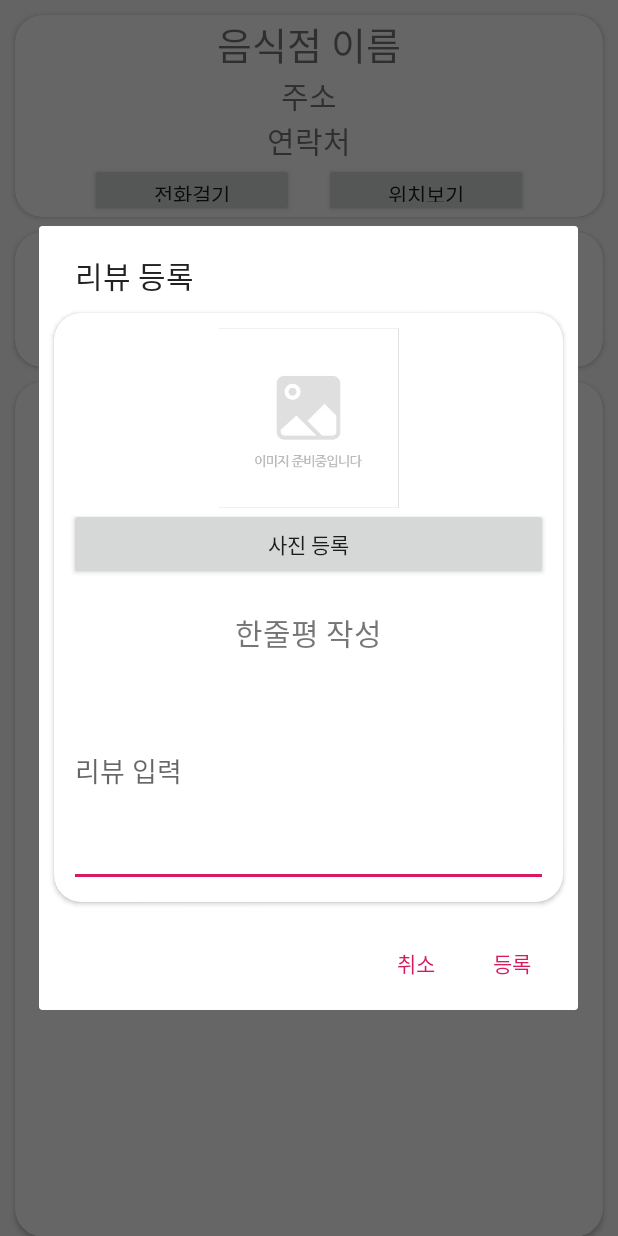
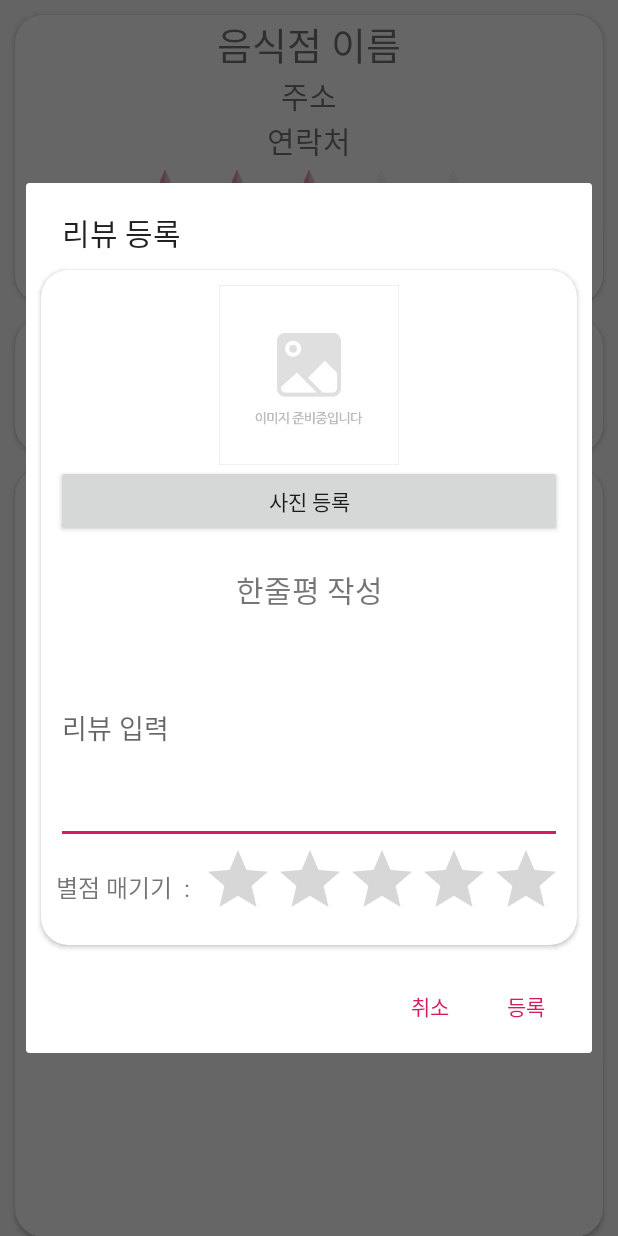
Before and after one commit to Drillsh/project_WhatToEat, an Android app: the RestaurantActivity screen opened directly, with no data from a screen before it, after a tap on "등록", on a phone screen of 412 x 824 dp. Run offline under Robolectric (Android 15) with nearby library versions, the phone set to English and light mode, and no system bars.

Commit message:
-수정사항 by.kss 20200805
메인화면 검색기능 추가, 리뷰화면 RatingBar 추가

```diff
--- a/app/src/main/AndroidManifest.xml
+++ b/app/src/main/AndroidManifest.xml
@@ -16,7 +16,8 @@
         android:supportsRtl="true"
         android:theme="@style/AppTheme"
         android:usesCleartextTraffic="true">
-        <activity android:name=".activity.RestaurantActivity"></activity>
+        <activity android:name=".activity.WebSearchActivity"></activity>
+        <activity android:name=".activity.RestaurantActivity" />
 
         <meta-data
             android:name="com.kakao.sdk.AppKey"
--- a/app/src/main/java/kr/or/mrhi/android/whattoeat_project/activity/RestaurantActivity.java
+++ b/app/src/main/java/kr/or/mrhi/android/whattoeat_project/activity/RestaurantActivity.java
@@ -13,6 +13,7 @@ import android.widget.Button;
 import android.widget.EditText;
 import android.widget.Gallery;
 import android.widget.ImageView;
+import android.widget.RatingBar;
 import android.widget.TextView;
 
 import java.util.ArrayList;
@@ -26,14 +27,15 @@ import kr.or.mrhi.android.whattoeat_project.model.RestaurantData;
 public class RestaurantActivity extends AppCompatActivity implements View.OnClickListener{
     private TextView tvRestName, tvRestAdress, tvRestContact;
     private Button btnRestCall, btnRestLocation, btnAddComment;
+    private RatingBar rbTotal;
     private Gallery gallery;
     private RecyclerView restaurantList;
     private RestaurantListAdapter restaurantListAdapter;
     private RestaurantGalleryAdapter restaurantGalleryAdapter;
     private RestaurantData restaurantData;
 
-    private ArrayList<RestaurantData> restList = new ArrayList<RestaurantData>();
-    private ArrayList<CommentData> commentList = new ArrayList<CommentData>();
+    private ArrayList<RestaurantData> restList = new ArrayList<>();
+    private ArrayList<CommentData> commentList = new ArrayList<>();
 
 
     @Override
@@ -42,6 +44,10 @@ public class RestaurantActivity extends AppCompatActivity implements View.OnClic
         setContentView(R.layout.activity_restaurant);
 
         findViewByIdFnc();
+
+
+
+        rbTotal.setEnabled(false);
     }
 
     private void findViewByIdFnc() {
@@ -53,6 +59,7 @@ public class RestaurantActivity extends AppCompatActivity implements View.OnClic
         btnAddComment = findViewById(R.id.btnAddComment);
         gallery = findViewById(R.id.gallery);
         restaurantList = findViewById(R.id.restaurantList);
+        rbTotal = findViewById(R.id.rbTotal);
 
         btnRestCall.setOnClickListener(this);
         btnRestLocation.setOnClickListener(this);
@@ -81,6 +88,7 @@ public class RestaurantActivity extends AppCompatActivity implements View.OnClic
                 ImageView ivCommentImage = commentView.findViewById(R.id.ivCommentImage);
                 Button btnCommentImage = commentView.findViewById(R.id.btnCommentImage);
                 EditText etComment = commentView.findViewById(R.id.etComment);
+                RatingBar rbRecommed = commentView.findViewById(R.id.rbRecommed);
 
                 //사진 등록 버튼
                 btnCommentImage.setOnClickListener(new View.OnClickListener() {
--- a/app/src/main/res/layout/activity_restaurant.xml
+++ b/app/src/main/res/layout/activity_restaurant.xml
@@ -35,6 +35,7 @@
                 android:ellipsize="marquee"
                 android:gravity="center"
                 android:marqueeRepeatLimit="marquee_forever"
+                android:singleLine="true"
                 android:text="주소"
                 android:textSize="20sp" />
 
@@ -45,6 +46,14 @@
                 android:gravity="center"
                 android:text="연락처"
                 android:textSize="20sp" />
+
+            <RatingBar
+                android:id="@+id/rbTotal"
+                android:layout_width="wrap_content"
+                android:layout_height="wrap_content"
+                android:layout_gravity="center"
+                android:numStars="5"
+                android:rating="3" />
 
             <LinearLayout
                 android:layout_width="match_parent"
--- a/app/src/main/res/layout/add_comment.xml
+++ b/app/src/main/res/layout/add_comment.xml
@@ -71,6 +71,28 @@
                     android:hint="리뷰 입력"
                     android:inputType="textMultiLine"
                     android:lines="6" />
+
+                <LinearLayout
+                    android:layout_width="match_parent"
+                    android:layout_height="match_parent"
+                    android:orientation="horizontal">
+
+                    <TextView
+                        android:id="@+id/textView7"
+                        android:layout_width="wrap_content"
+                        android:layout_height="wrap_content"
+                        android:layout_gravity="center"
+                        android:text="별점 매기기  :  "
+                        android:textSize="16sp" />
+
+                    <RatingBar
+                        android:id="@+id/rbRecommed"
+                        android:layout_width="wrap_content"
+                        android:layout_height="wrap_content"
+                        android:layout_gravity="center"
+                        android:numStars="5"
+                        android:stepSize="0.5" />
+                </LinearLayout>
             </LinearLayout>
         </LinearLayout>
     </androidx.cardview.widget.CardView>
```
Also changed, not shown: app/src/main/java/kr/or/mrhi/android/whattoeat_project/activity/WebSearchActivity.java (added, +40 -0 lines), app/src/main/java/kr/or/mrhi/android/whattoeat_project/fragment/Main_frag.java (+12 -1 lines), app/src/main/res/layout/activity_web_search.xml (added, +14 -0 lines), app/src/main/res/layout/restaurant_list.xml (+22 -5 lines).
